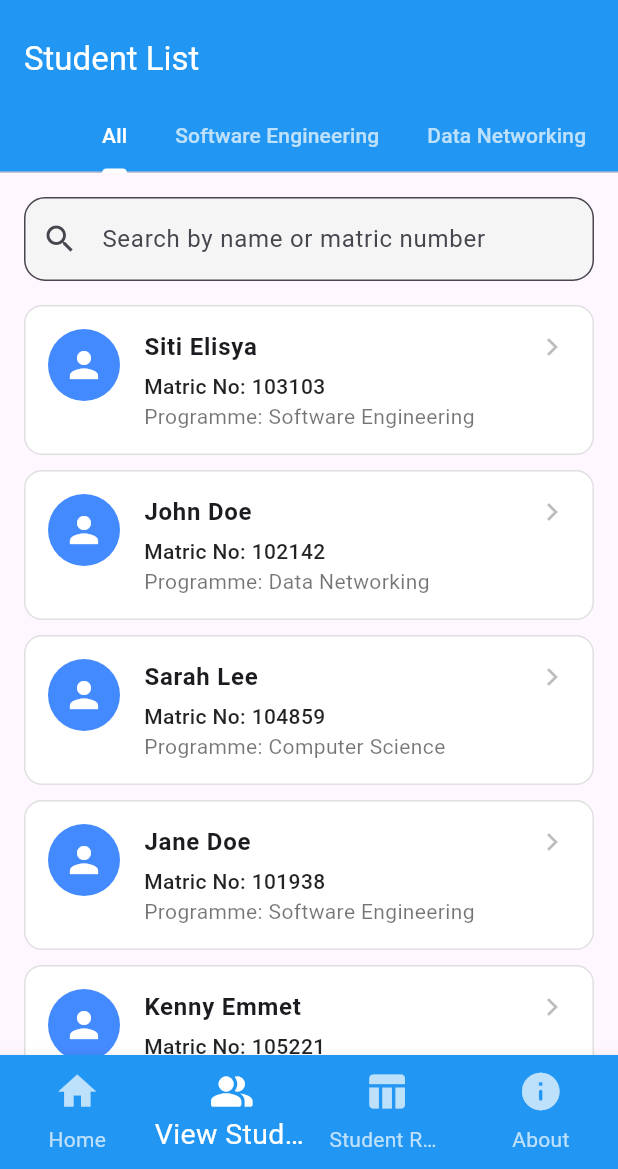
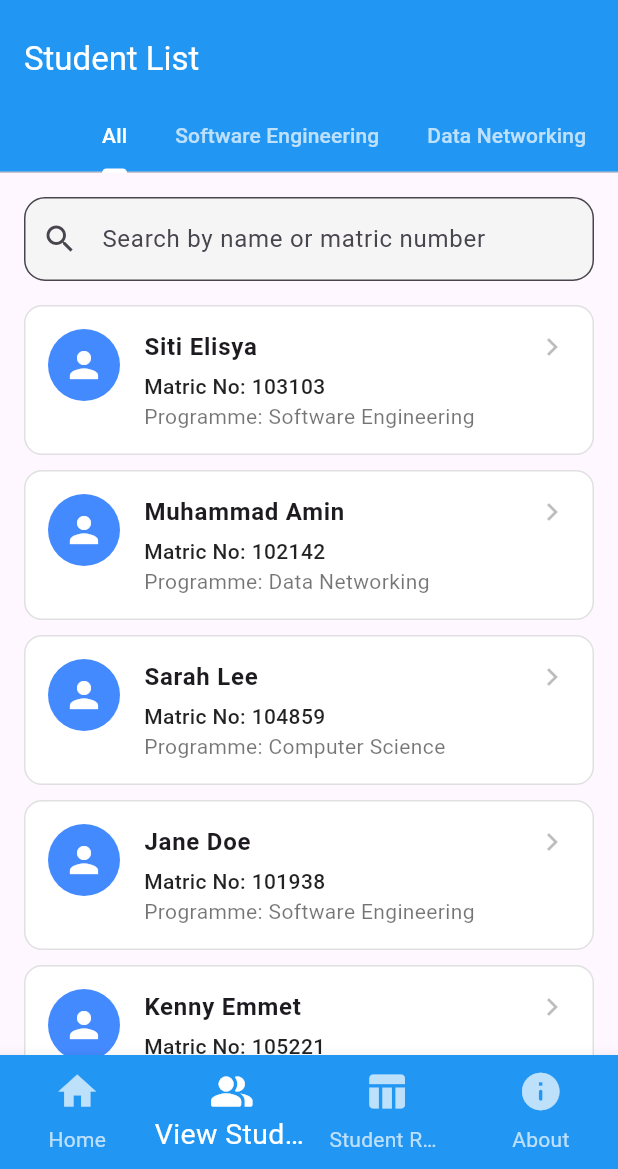
Before and after one commit to Farrysha/TMA3084-G1-T1-Lab-5, a Flutter app: the screen it shows after launch, item 2 of the bottom bar chosen, on a phone screen of 412 x 824 dp, the part 67-1236 px from its top. Run offline on Flutter 3.47's test engine with Material 3 defaults, Android fonts, the phone set to English and light mode, and no system bars.

Commit message:
change student item

```diff
--- a/lib/screen2.dart
+++ b/lib/screen2.dart
@@ -18,7 +18,7 @@ class _Screen2State extends State<Screen2> {
       'name': 'Siti Elisya',
       'programme': 'Software Engineering',
     },
-    {'id': '102142', 'name': 'John Doe', 'programme': 'Data Networking'},
+    {'id': '102142', 'name': 'Muhammad Amin', 'programme': 'Data Networking'},
     {'id': '104859', 'name': 'Sarah Lee', 'programme': 'Computer Science'},
     {'id': '101938', 'name': 'Jane Doe', 'programme': 'Software Engineering'},
     {'id': '105221', 'name': 'Kenny Emmet', 'programme': 'Data Networking'},
```
